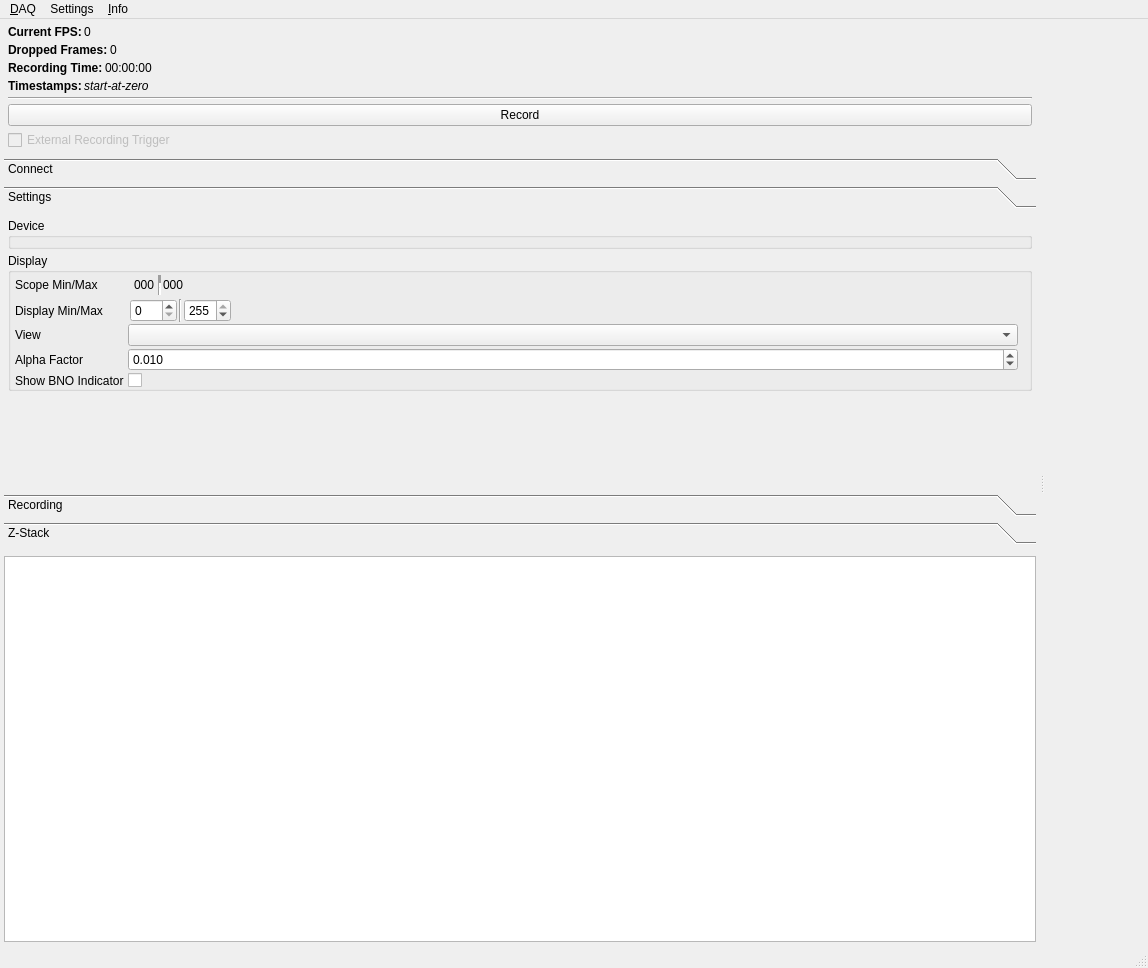
The window that src/mainwindow.ui (bothlab/pomidaq) describes before a commit, drawn with Qt 5.
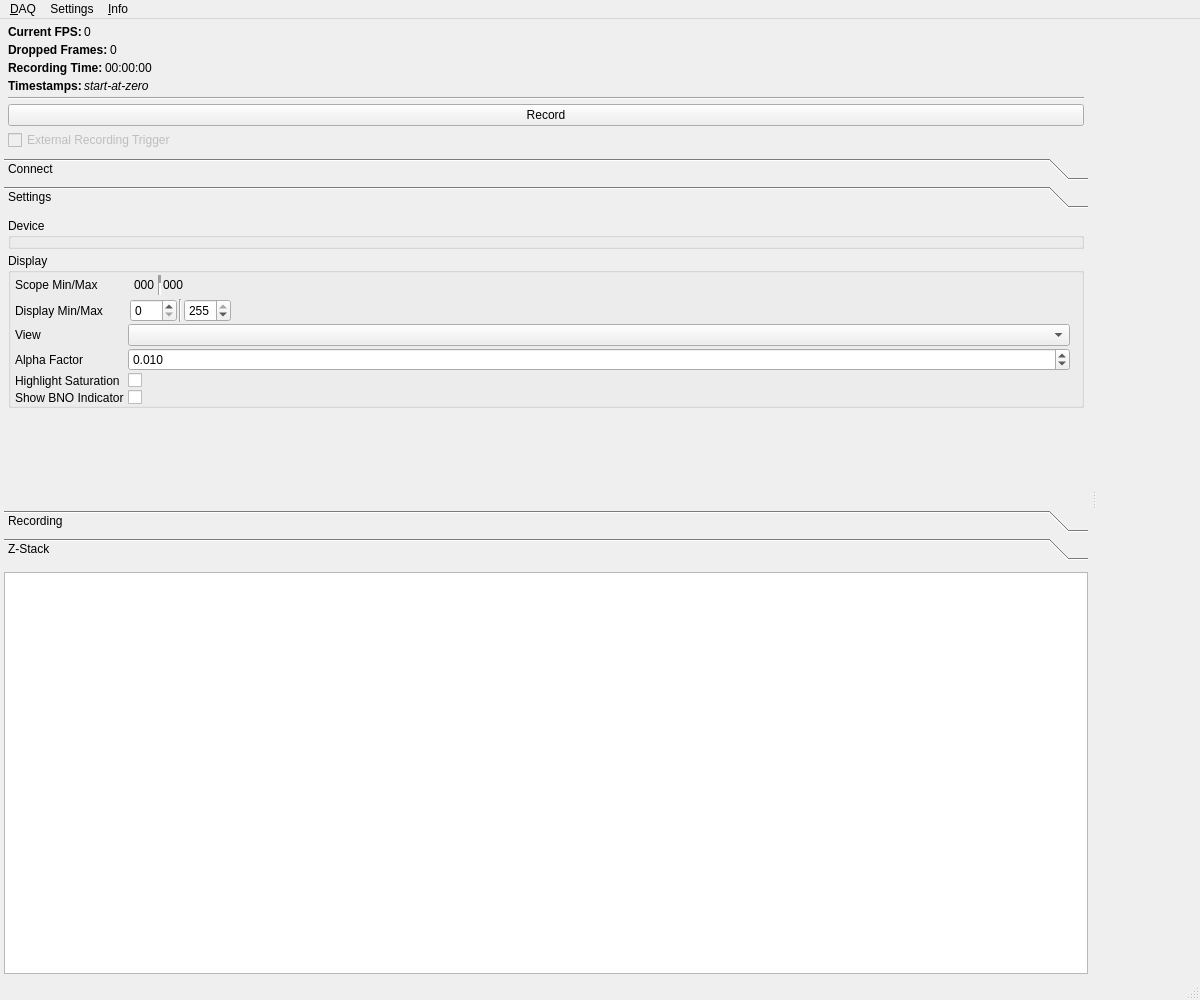
The same window after the commit. The open tabs and pages were chosen to show the change. Icons and pictures are not drawn. Custom widgets are drawn as their Qt base class.

Commit message: Add option to highlight image saturation

Patch:
```diff
--- a/src/mainwindow.ui
+++ b/src/mainwindow.ui
@@ -6,8 +6,8 @@
    <rect>
     <x>0</x>
     <y>0</y>
-    <width>1148</width>
-    <height>968</height>
+    <width>1200</width>
+    <height>1000</height>
    </rect>
   </property>
   <property name="windowTitle">
@@ -472,8 +472,8 @@
             <rect>
              <x>0</x>
              <y>0</y>
-             <width>1032</width>
-             <height>252</height>
+             <width>1082</width>
+             <height>312</height>
             </rect>
            </property>
            <attribute name="label">
@@ -497,6 +497,12 @@
             </property>
             <item>
              <widget class="QGroupBox" name="gbDeviceCtls">
+              <property name="sizePolicy">
+               <sizepolicy hsizetype="Preferred" vsizetype="Maximum">
+                <horstretch>0</horstretch>
+                <verstretch>0</verstretch>
+               </sizepolicy>
+              </property>
               <property name="title">
                <string>Device</string>
               </property>
@@ -744,16 +750,26 @@
                    </property>
                   </widget>
                  </item>
-                 <item row="4" column="0">
+                 <item row="5" column="0">
                   <widget class="QLabel" name="showBNOIndicatorLabel">
                    <property name="text">
                     <string>Show BNO Indicator</string>
                    </property>
                   </widget>
                  </item>
-                 <item row="4" column="1">
+                 <item row="5" column="1">
                   <widget class="QCheckBox" name="showBNOIndicatorCheckBox"/>
                  </item>
+                 <item row="4" column="0">
+                  <widget class="QLabel" name="highlightSaturationLabel">
+                   <property name="text">
+                    <string>Highlight Saturation</string>
+                   </property>
+                  </widget>
+                 </item>
+                 <item row="4" column="1">
+                  <widget class="QCheckBox" name="highlightSaturationCheckBox"/>
+                 </item>
                 </layout>
                </item>
               </layout>
@@ -1318,8 +1334,8 @@
     <rect>
      <x>0</x>
      <y>0</y>
-     <width>1148</width>
-     <height>22</height>
+     <width>1200</width>
+     <height>27</height>
     </rect>
    </property>
    <widget class="QMenu" name="menuInfo">
```
Left out of the diff: 12 changed lines with no effect on the pictures. The commit also changes 4 other files.
